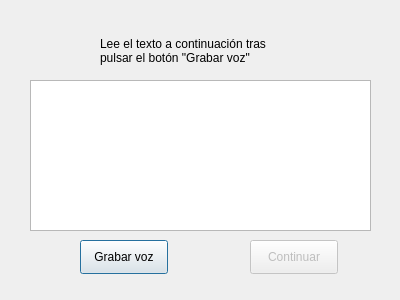
The window that signinUsuario.ui (dgallards/Voice-recognition-system) describes before a commit, drawn with Qt 5.
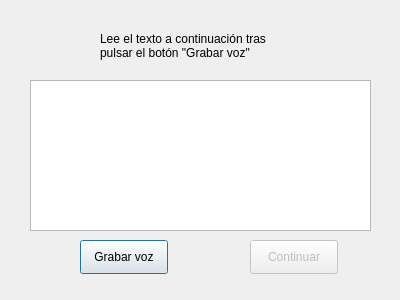
The same window after the commit.

The edit to the form file:
```diff
--- a/signinUsuario.ui
+++ b/signinUsuario.ui
@@ -17,9 +17,9 @@
    <property name="geometry">
     <rect>
      <x>100</x>
-     <y>30</y>
+     <y>20</y>
      <width>191</width>
-     <height>41</height>
+     <height>51</height>
     </rect>
    </property>
    <property name="lineWidth">
```
